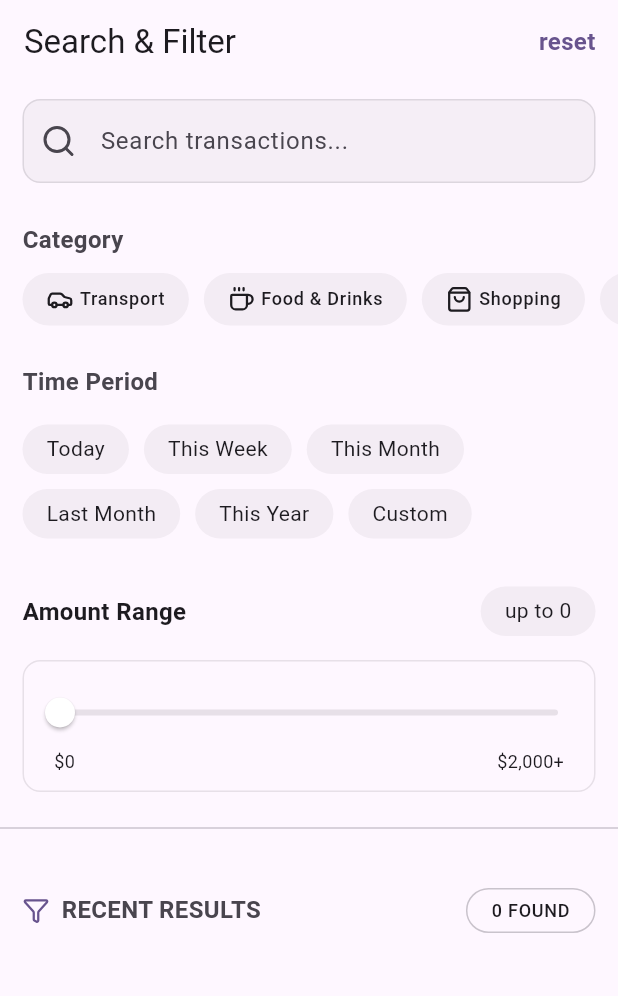
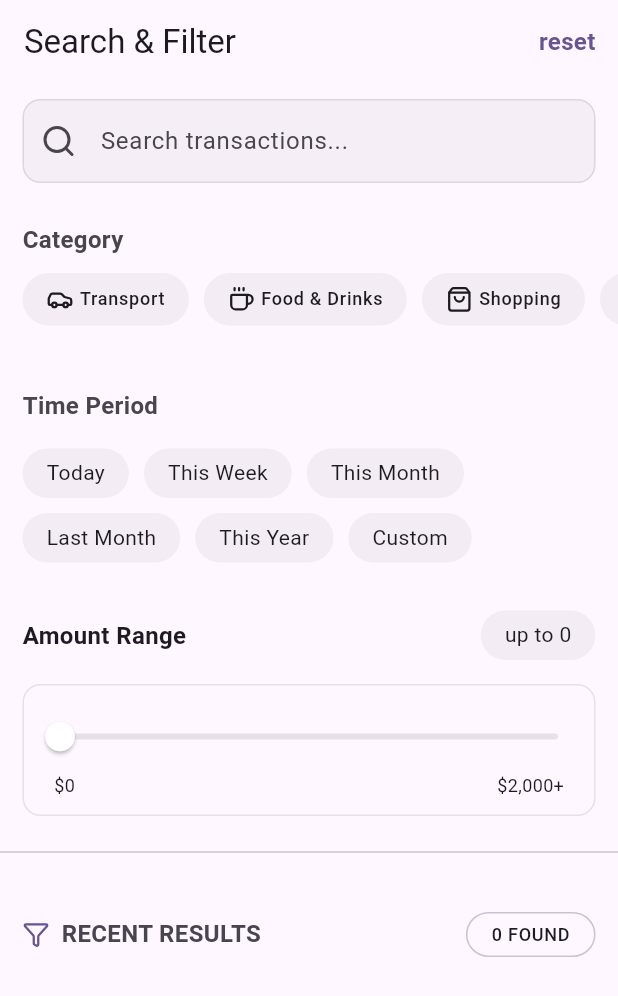
Before and after one commit to demystik/spendly, a Flutter app: the SearchAndFilterScreen screen opened by its route, on a phone screen of 412 x 824 dp. Shown: the top 996 px of the screen. Run offline on Flutter 3.47's test engine with Material 3 defaults, Android fonts, the phone set to English and light mode, and no system bars; our stand-ins replace flutter_svg, go_router, lucide_icons_flutter; Roboto replaces fonts that are missing (YourFontFamily).

Commit message:
spaced added

```diff
--- a/lib/screens/search_and_filter_screen.dart
+++ b/lib/screens/search_and_filter_screen.dart
@@ -103,6 +103,7 @@ class _SearchAndFilterScreenState extends State<SearchAndFilterScreen> {
                 },
               ),
             ),
+            SizedBox(height: AppSpacing.md),
             SizedBox(height: AppSpacing.md),
 
             //Filter Time Period____________________________________________
```
Also changed, not shown: 1 other file.
